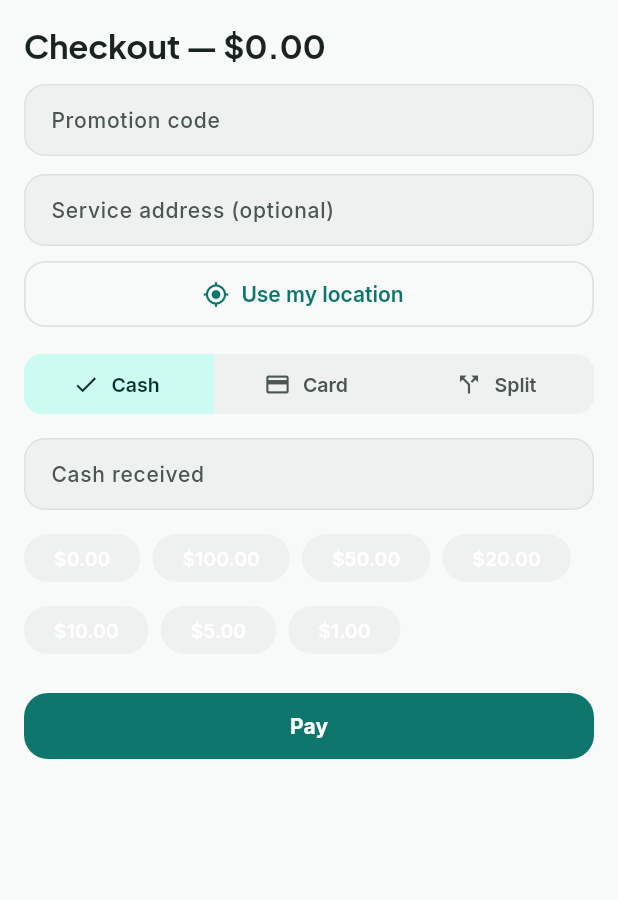
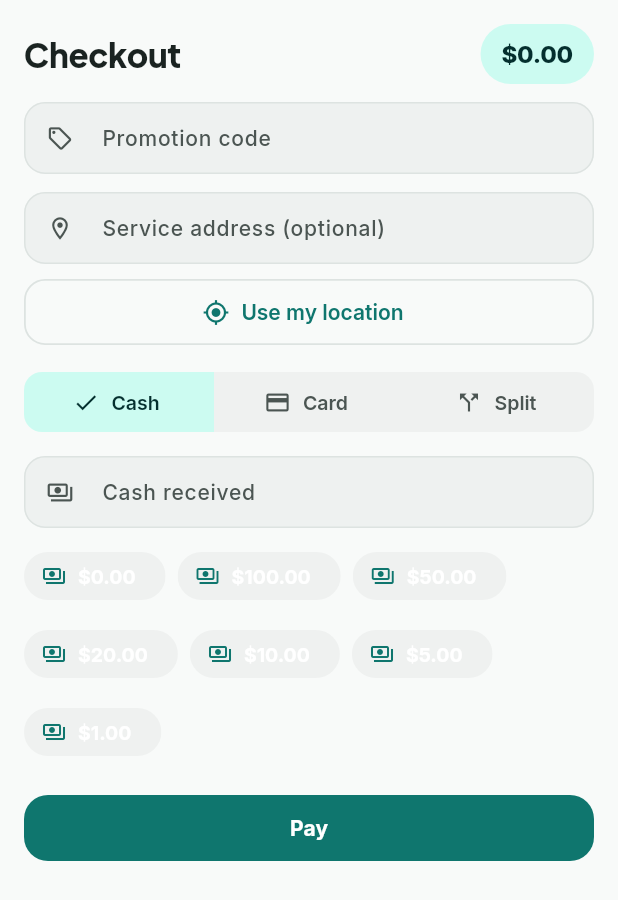
Before and after one commit to maulanasly/fastapi-octopos, a Flutter app: the CheckoutSheet widget shown alone on an empty page, opened directly, on a phone screen of 412 x 824 dp. Shown: the top 900 px of the screen. Run offline on Flutter 3.47's test engine with Material 3 defaults, Android fonts, the phone set to English and light mode, and no system bars; our stand-ins replace cached_network_image, connectivity_plus, dio, drift, drift_flutter, flutter_map and 11 more; missing offline and left inert: dart:js_interop, workmanager; accounts and stored records are empty; generated files the repository leaves out were written again; network calls fail; statements that could not run were skipped.

Commit message:
feat(ui): skeletons + OctoTable + checkout commerce polish
- skeletons: ProductGridSkeleton, OrderRowSkeleton, KpiSkeleton with
  shimmer (surfaceContainerHigh/Highest) for POS grid, orders, inventory
- octo_table: OctoTable (header labelSmall 11 0.06 onSurfaceVariant
  bg surfaceContainerHigh, zebra, tabular numeric) + OctoResponsiveTable
  (table wide, cards narrow <600)
- checkout: header total pill primaryContainer, promo prefix icon,
  dest prefix, cash ChoiceChip teal tint + change due pill success
  0.12, currencySymbol(currentCurrency), onChanged live update

Verified: flutter analyze 0, flutter test 121 passed

```diff
--- a/client/lib/features/pos/checkout_sheet.dart
+++ b/client/lib/features/pos/checkout_sheet.dart
@@ -10,7 +10,9 @@ import 'dart:convert';
 
 import 'package:dio/dio.dart';
 
+import '../../app/theme.dart';
 import '../../core/api_repositories.dart';
+import '../../core/layout.dart';
 import '../../core/errors.dart';
 import '../../core/money.dart';
 import '../../core/strings.dart';
@@ -80,16 +82,39 @@ class _CheckoutSheetState extends ConsumerState<CheckoutSheet> {
           mainAxisSize: MainAxisSize.min,
           crossAxisAlignment: CrossAxisAlignment.stretch,
           children: [
-            Text(
-              '${s.of('checkout')} — ${formatCents(total)}',
-              style: Theme.of(context).textTheme.titleLarge,
+            Row(
+              children: [
+                Expanded(
+                  child: Text(
+                    s.of('checkout'),
+                    style: Theme.of(context).textTheme.titleLarge?.copyWith(
+                          fontWeight: FontWeight.w800,
+                          letterSpacing: -0.01 * 22,
+                        ),
+                  ),
+                ),
+                Container(
+                  padding: const EdgeInsets.symmetric(horizontal: 14, vertical: 8),
+                  decoration: BoxDecoration(
+                    color: Theme.of(context).colorScheme.primaryContainer,
+                    borderRadius: BorderRadius.circular(AppRadius.pill),
+                  ),
+                  child: Text(
+                    formatCents(total),
+                    style: Theme.of(context).textTheme.titleMedium?.copyWith(
+                          color: Theme.of(context).colorScheme.onPrimaryContainer,
+                          fontWeight: FontWeight.w800,
+                        ),
+                  ),
+                ),
+              ],
             ),
-            const SizedBox(height: 12),
+            const SizedBox(height: AppSpacing.md),
             TextField(
               controller: _promo,
               decoration: InputDecoration(
                 labelText: s.of('promotionCode'),
-                border: const OutlineInputBorder(),
+                prefixIcon: const Icon(Icons.local_offer_outlined, size: 18),
                 isDense: true,
               ),
             ),
@@ -128,7 +153,7 @@ class _CheckoutSheetState extends ConsumerState<CheckoutSheet> {
               decoration: InputDecoration(
                 labelText: s.of('serviceAddress'),
                 hintText: s.of('destination'),
-                border: const OutlineInputBorder(),
+                prefixIcon: const Icon(Icons.location_on_outlined, size: 18),
                 isDense: true,
               ),
             ),
@@ -183,31 +208,69 @@ class _CheckoutSheetState extends ConsumerState<CheckoutSheet> {
               onSelectionChanged: (s) => setState(() => _method = s.first),
             ),
             if (_method == _PayMethod.cash) ...[
-              const SizedBox(height: 12),
+              const SizedBox(height: AppSpacing.md),
               TextField(
                 controller: _cashReceived,
-                keyboardType: TextInputType.number,
+                keyboardType: const TextInputType.numberWithOptions(decimal: true),
                 decoration: InputDecoration(
                   labelText: s.of('cashReceived'),
-                  prefixText: r'$ ',
-                  border: const OutlineInputBorder(),
+                  prefixIcon: const Icon(Icons.payments_outlined, size: 18),
+                  prefixText: '${_currencySymbol()} ',
                   isDense: true,
                   errorText: _cashError(total),
                 ),
+                onChanged: (_) => setState(() {}),
               ),
-              const SizedBox(height: 8),
+              const SizedBox(height: AppSpacing.sm),
               Wrap(
-                spacing: 8,
+                spacing: AppSpacing.sm,
+                runSpacing: AppSpacing.xs,
                 children: [
                   for (final amount in _quickCashAmounts(total))
-                    ActionChip(
-                      label: Text(formatCents(amount)),
-                      onPressed: () => setState(() {
+                    ChoiceChip(
+                      label: Text(formatCents(amount), style: const TextStyle(fontWeight: FontWeight.w700)),
+                      selected: _cashReceived.text.isNotEmpty && centsFromInput(_cashReceived.text) == amount,
+                      onSelected: (_) => setState(() {
                         _cashReceived.text = centsToApi(amount);
                       }),
+                      avatar: Icon(
+                        Icons.payments_outlined,
+                        size: 16,
+                        color: _cashReceived.text.isNotEmpty && centsFromInput(_cashReceived.text) == amount
+                            ? Theme.of(context).colorScheme.onPrimaryContainer
+                            : Theme.of(context).colorScheme.primary,
+                      ),
+                      selectedColor: Theme.of(context).colorScheme.primaryContainer,
+                      backgroundColor: Theme.of(context).colorScheme.surfaceContainerHigh,
+                      side: BorderSide.none,
                     ),
                 ],
               ),
+              if (centsFromInput(_cashReceived.text) > total) ...[
+                const SizedBox(height: AppSpacing.sm),
+                Container(
+                  width: double.infinity,
+                  padding: const EdgeInsets.symmetric(horizontal: 14, vertical: 10),
+                  decoration: BoxDecoration(
+                    color: AppColors.success.withValues(alpha: 0.12),
+                    borderRadius: BorderRadius.circular(12),
+                    border: Border.all(color: AppColors.success.withValues(alpha: 0.25)),
+                  ),
+                  child: Row(
+                    children: [
+                      const Icon(Icons.change_circle, size: 18, color: AppColors.success),
+                      const SizedBox(width: 8),
+                      Text(
+                        '${s.of('change')}: ${formatCents(centsFromInput(_cashReceived.text) - total)}',
+                        style: Theme.of(context).textTheme.labelLarge?.copyWith(
+                              color: AppColors.success,
+                              fontWeight: FontWeight.w800,
+                            ),
+                      ),
+                    ],
+                  ),
+                ),
+              ],
             ],
             if (_method == _PayMethod.split) ...[
               const SizedBox(height: 12),
@@ -290,6 +353,8 @@ class _CheckoutSheetState extends ConsumerState<CheckoutSheet> {
     }
     return presets;
   }
+
+  String _currencySymbol() => currencySymbol(currentCurrency);
 
   String? _cashError(int total) {
     final s = ref.read(stringsProvider);
```
Also changed, not shown: client/lib/core/octo_table.dart (added, +136 -0 lines), client/lib/core/skeletons.dart (added, +252 -0 lines).
